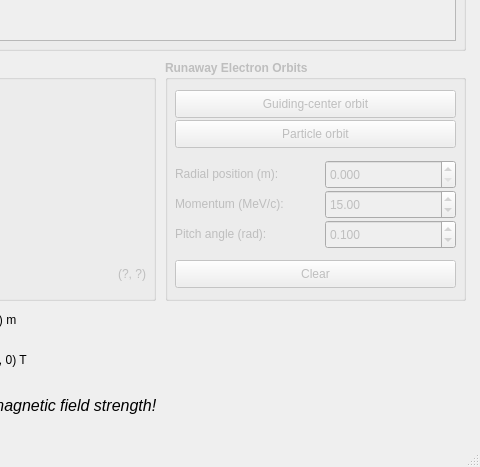
Old version of the form gui/ui/meq.ui in the repository hoppe93/softplot; both pictures show x 155 to 635 and y 390 to 857 of the 635 by 857 pixel window.
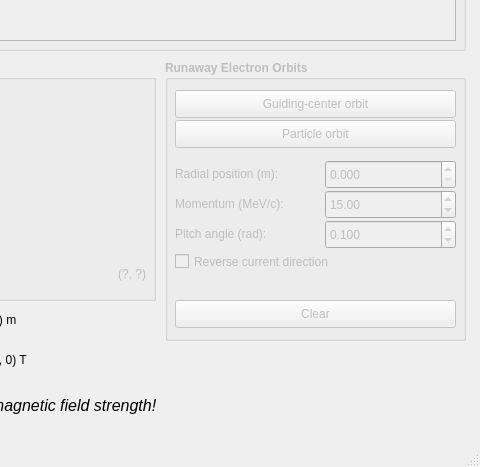
New version of the form.

Commit message: Added possibility of reversing particle orbits

Patch:
```diff
--- a/gui/ui/meq.ui
+++ b/gui/ui/meq.ui
@@ -406,7 +406,7 @@
       <x>320</x>
       <y>450</y>
       <width>301</width>
-      <height>241</height>
+      <height>281</height>
      </rect>
     </property>
     <property name="font">
@@ -422,7 +422,7 @@
      <property name="geometry">
       <rect>
        <x>10</x>
-       <y>200</y>
+       <y>240</y>
        <width>281</width>
        <height>28</height>
       </rect>
@@ -604,6 +604,25 @@
       <double>0.100000000000000</double>
      </property>
     </widget>
+    <widget class="QCheckBox" name="cbReverseOrbit">
+     <property name="geometry">
+      <rect>
+       <x>10</x>
+       <y>190</y>
+       <width>281</width>
+       <height>23</height>
+      </rect>
+     </property>
+     <property name="font">
+      <font>
+       <weight>50</weight>
+       <bold>false</bold>
+      </font>
+     </property>
+     <property name="text">
+      <string>Reverse current direction</string>
+     </property>
+    </widget>
    </widget>
    <widget class="QLabel" name="label_9">
     <property name="geometry">
```
Left out of the diff: 2 changed lines with no effect on the pictures. The commit also changes 5 other files.
